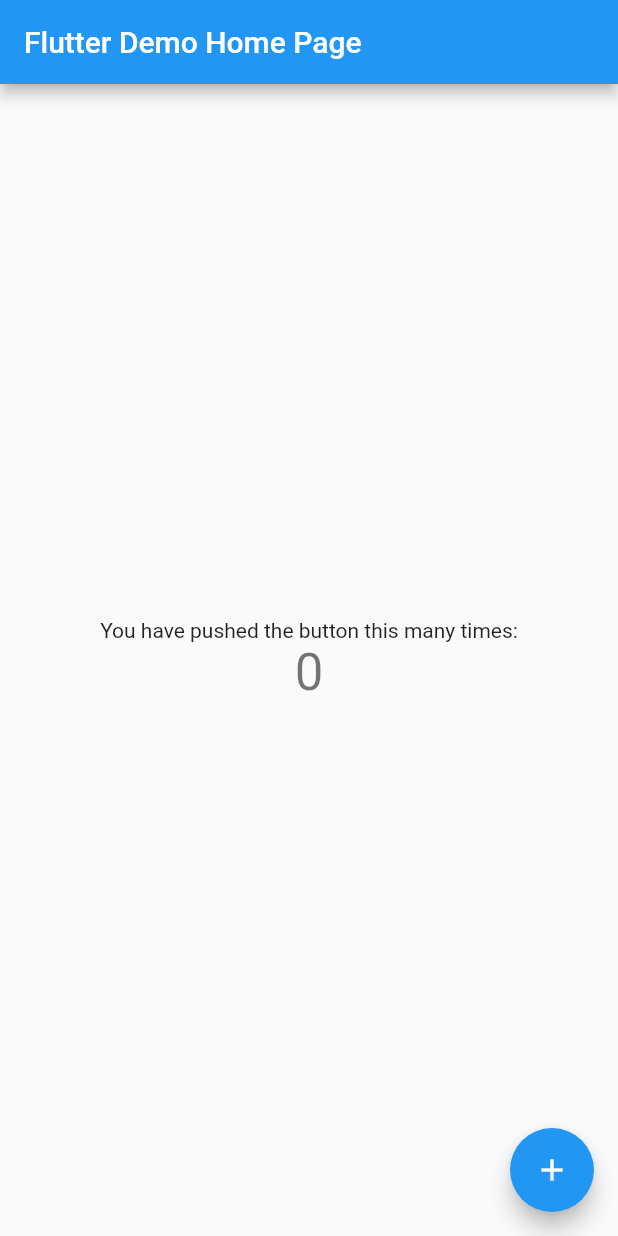
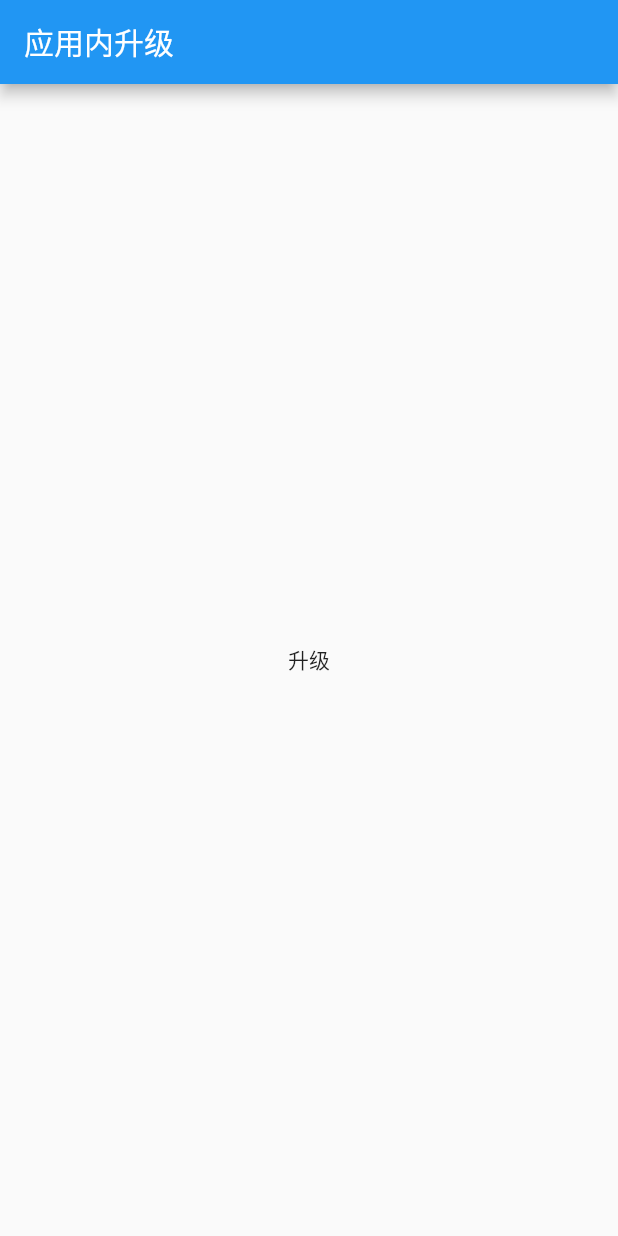
Before and after one commit to jishaofeng89/flutter_update_demo, a Flutter app: the screen it shows after launch, on a phone screen of 412 x 824 dp. Run offline on Flutter 3.47's test engine with Material 2 defaults, Android fonts, the phone set to English and light mode, and no system bars.

Commit message:
update demo

```diff
--- a/lib/main.dart
+++ b/lib/main.dart
@@ -1,4 +1,5 @@
 import 'package:flutter/material.dart';
+import 'package:flutter_update_demo/update/update_demo.dart';
 
 void main() => runApp(MyApp());
 
@@ -20,7 +21,8 @@ class MyApp extends StatelessWidget {
         // is not restarted.
         primarySwatch: Colors.blue,
       ),
-      home: MyHomePage(title: 'Flutter Demo Home Page'),
+      // home: MyHomePage(title: 'Flutter Demo Home Page'),
+      home: UpdateDemo(),
     );
   }
 }
--- /dev/null
+++ b/lib/update/update_demo.dart
@@ -0,0 +1,21 @@
+import 'package:flutter/material.dart';
+
+class UpdateDemo extends StatefulWidget {
+  UpdateDemo({Key key}) : super(key: key);
+
+  _UpdateDemoState createState() => _UpdateDemoState();
+}
+
+class _UpdateDemoState extends State<UpdateDemo> {
+  @override
+  Widget build(BuildContext context) {
+    return Scaffold(
+      appBar: AppBar(
+        title: Text('应用内升级')
+      ),
+      body: Center(
+        child: Text('升级'),
+      ),
+    );
+  }
+}
--- a/pubspec.yaml
+++ b/pubspec.yaml
@@ -23,6 +23,7 @@ dependencies:
   # The following adds the Cupertino Icons font to your application.
   # Use with the CupertinoIcons class for iOS style icons.
   cupertino_icons: ^0.1.2
+  package_info: ^0.4.0+6
 
 dev_dependencies:
   flutter_test:
```
